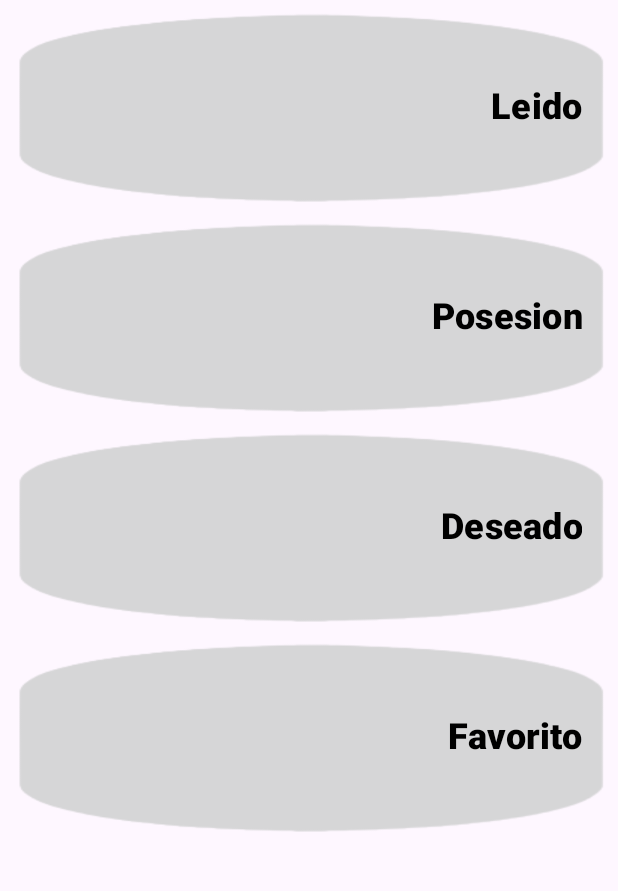
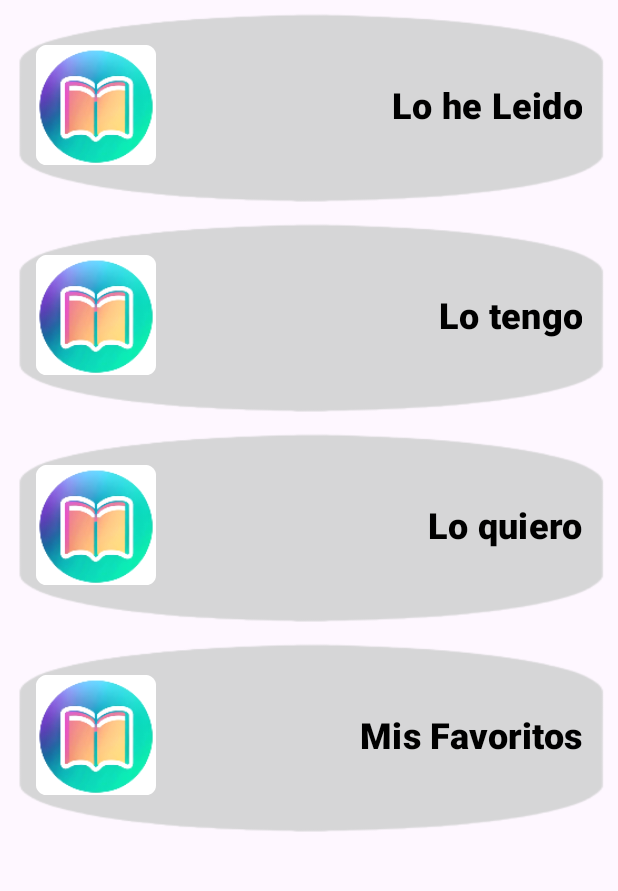
Before and after one commit to vgomezdiaz1/BibliaPP, an Android app: the ListadoBotonesActivity screen opened directly, with no data from a screen before it, on a phone screen of 412 x 824 dp, the part 96-987 px from its top. Run offline under Robolectric (Android 15) with nearby library versions, the phone set to English and light mode, and no system bars; our stand-ins replace Picasso; pictures from the network do not load.

Commit message:
Pequeños cambios para corregir errores y mejorar estabilidad

```diff
--- a/app/src/main/java/com/example/biblio/AddLibroActivity.java
+++ b/app/src/main/java/com/example/biblio/AddLibroActivity.java
@@ -64,14 +64,13 @@ public class AddLibroActivity extends AppCompatActivity {
         }catch(Exception e){
             e.printStackTrace();
         }
-        PeticionNuevoLibro p1 = new PeticionNuevoLibro(men,u.getId(), isbn, libro);
+        PeticionNuevoLibro p1 = new PeticionNuevoLibro(men,u, isbn, libro);
         p1.start();
         try{
             p1.join();
         }catch(Exception e){
             e.printStackTrace();
         }
-        System.out.println(libro.size());
         if(libro.size()>0){
             guardarDatosLibros(libro);
             guardarDatosAutores(libro);
@@ -90,7 +89,7 @@ public class AddLibroActivity extends AppCompatActivity {
             i.putExtra("idNuevo", libro.get(0).getId() + "");
             startActivity(i);
             finish();
-        }else if(libro.size()==0){
+        }else if(u.getApellido().equals("404")){
             Toast.makeText(this, "El ISBN no existe en la base de datos", Toast.LENGTH_LONG).show();
         }else{
             Toast.makeText(this, "No hay conexion con el servidor", Toast.LENGTH_LONG).show();
--- a/app/src/main/java/com/example/biblio/ListadoBotonesActivity.java
+++ b/app/src/main/java/com/example/biblio/ListadoBotonesActivity.java
@@ -63,10 +63,10 @@ public class ListadoBotonesActivity extends AppCompatActivity {
             guardarDatosTematicas(libros);
         }
         ArrayList<String> nombres = new ArrayList<>();
-        nombres.add("Leido");
-        nombres.add("Posesion");
-        nombres.add("Deseado");
-        nombres.add("Favorito");
+        nombres.add("Lo he Leido");
+        nombres.add("Lo tengo");
+        nombres.add("Lo quiero");
+        nombres.add("Mis Favoritos");
         RecyclerView rv = findViewById(R.id.listaBusquedaButton);
         rv.setHasFixedSize(true);
 
--- a/app/src/main/res/layout/elementobotones.xml
+++ b/app/src/main/res/layout/elementobotones.xml
@@ -16,5 +16,10 @@
         android:textAlignment="textEnd"
         android:textColor="@color/black"
         android:textSize="24sp"
-        android:textStyle="bold" />
+        android:textStyle="bold"
+        app:icon="@mipmap/ic_launcher_round"
+        app:iconPadding="20dp"
+        app:iconSize="80dp"
+        app:iconTint="@color/material_on_background_disabled"
+        app:iconTintMode="add" />
 </LinearLayout>
```
Also changed, not shown: app/src/main/java/com/example/biblio/MiAdaptadorBotones.java (+4 -4 lines), app/src/main/java/com/example/biblio/peticiones/PeticionNuevoLibro.java (+9 -7 lines).
